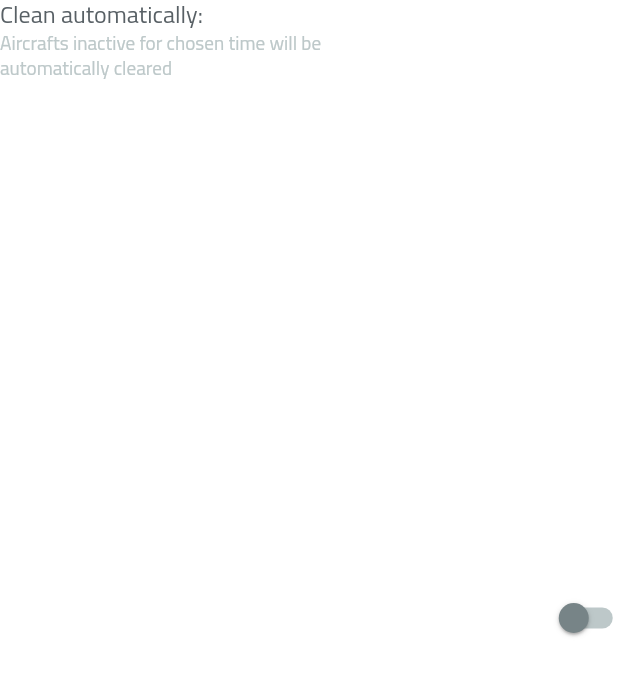
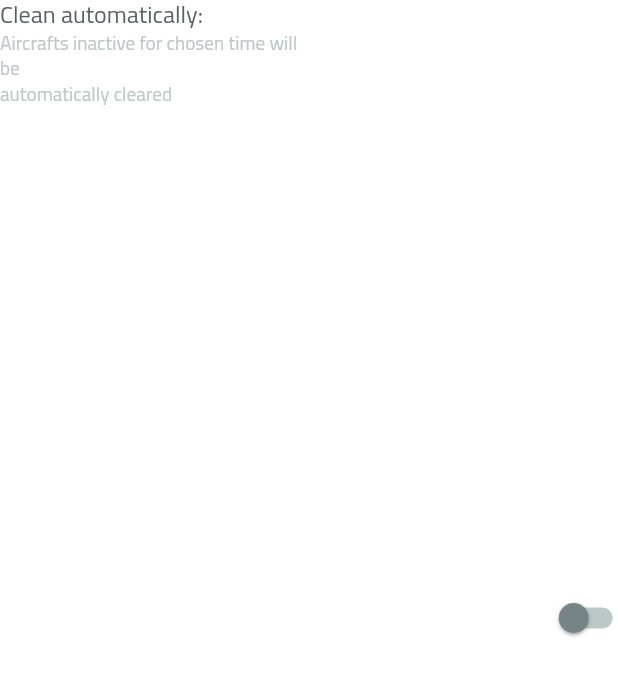
Before and after one commit to dronetag/drone-scanner, a Flutter app: the PreferencesFieldWithDescription widget shown alone on an empty page, opened directly, on a phone screen of 412 x 824 dp. Shown: the top 676 px of the screen. Run offline on Flutter 3.47's test engine with Material 2 defaults, Android fonts, the phone set to English and light mode, and no system bars; our stand-ins replace csv, device_info_plus, flutter_bloc, flutter_spinbox, google_maps_flutter, localstorage and 9 more; missing offline and left inert: app_settings, f_logs, flutter_google_places_hoc081098, flutter_opendroneid, google_api_headers, google_maps_webservice; accounts and stored records are empty; statements that could not run were skipped; project files that could hold a hidden picture were left out.

Commit message:
fix: wrap long text in preferences
DT-1969

```diff
--- a/lib/widgets/preferences/components/preferences_field_with_description.dart
+++ b/lib/widgets/preferences/components/preferences_field_with_description.dart
@@ -19,7 +19,9 @@ class PreferencesFieldWithDescription extends StatelessWidget {
     return Row(
       mainAxisAlignment: MainAxisAlignment.spaceBetween,
       children: [
-        Column(
+        Container(
+          width: MediaQuery.of(context).size.width / 2,
+          child: Column(
             crossAxisAlignment: CrossAxisAlignment.start,
             children: [
               Text(
@@ -34,6 +36,7 @@ class PreferencesFieldWithDescription extends StatelessWidget {
               ),
             ],
           ),
+        ),
         child,
       ],
     );
--- a/lib/widgets/preferences/preferences_page.dart
+++ b/lib/widgets/preferences/preferences_page.dart
@@ -352,8 +352,7 @@ class PreferencesPage extends StatelessWidget {
         padding: itemPadding / 2,
         child: PreferencesFieldWithDescription(
           label: 'List field preference:',
-          description:
-              'Choose which information your prefer\nto see in the list '
+          description: 'Choose which information you prefer to see in the list '
               'of aircrafts',
           child: CustomDropdownButton(
             value:
```
Lines whose indentation alone changed are shown as unchanged.
